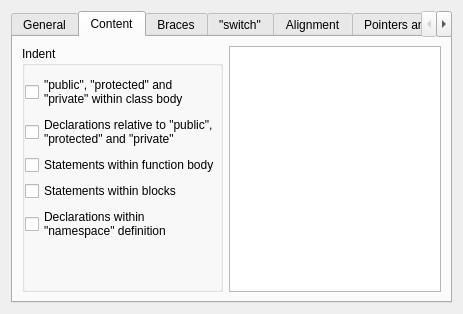
Qt form src/plugins/cpptools/cppcodestylesettingspage.ui (qt-creator/qt-creator) before a commit.
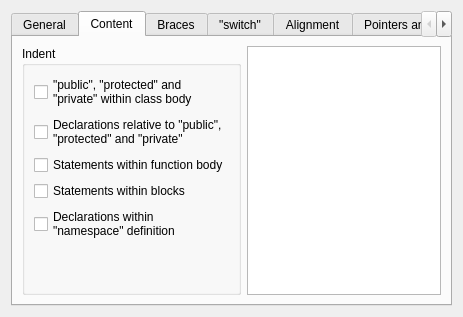
The same form after that commit. The open tabs and pages were chosen to show the change. Custom widgets are drawn as their Qt base class.

Commit message:
Fix layout of the code style settings editor
Fixes: QTCREATORBUG-23227

Patch:
```diff
--- a/src/plugins/cpptools/cppcodestylesettingspage.ui
+++ b/src/plugins/cpptools/cppcodestylesettingspage.ui
@@ -7,7 +7,7 @@
     <x>0</x>
     <y>0</y>
     <width>463</width>
-    <height>314</height>
+    <height>317</height>
    </rect>
   </property>
   <property name="windowTitle">
@@ -69,19 +69,7 @@
          <property name="title">
           <string>Indent</string>
          </property>
-         <property name="flat">
-          <bool>true</bool>
-         </property>
          <layout class="QVBoxLayout" name="verticalLayout">
-          <property name="leftMargin">
-           <number>0</number>
-          </property>
-          <property name="rightMargin">
-           <number>0</number>
-          </property>
-          <property name="bottomMargin">
-           <number>0</number>
-          </property>
           <item>
            <widget class="QCheckBox" name="indentAccessSpecifiers">
             <property name="text">
```
Left out of the diff: 39 changed lines with no effect on the pictures. The commit also changes 6 other files.
